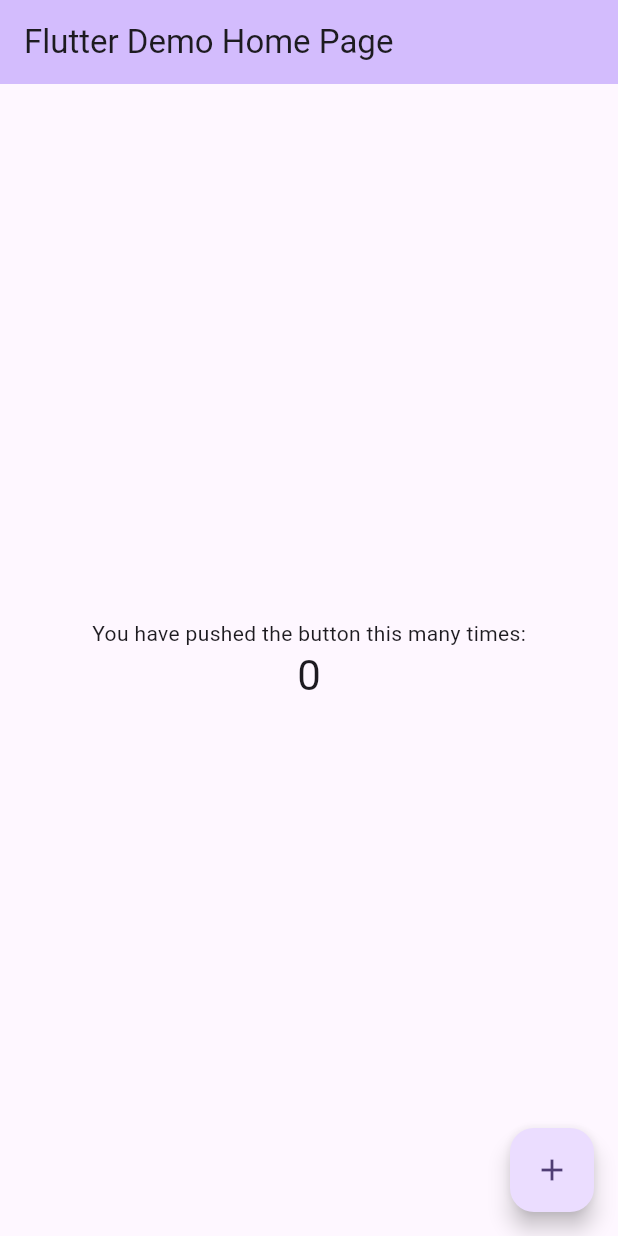
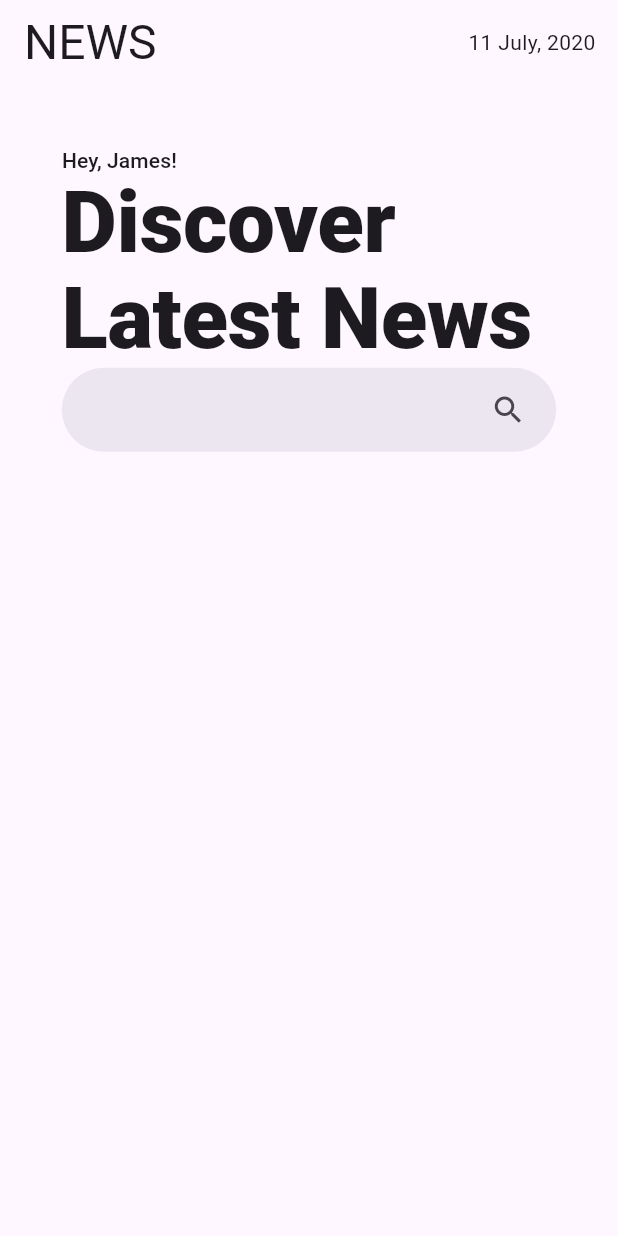
Before and after one commit to Sourish2003/news_app, a Flutter app: the screen it shows after launch, on a phone screen of 412 x 824 dp. Run offline on Flutter 3.47's test engine with Material 3 defaults, Android fonts, the phone set to English and light mode, and no system bars; drawn by our look-alikes of flutter_easyloading, overlay_support; our stand-ins replace connectivity_plus, fluttertoast, go_router, logger, shared_preferences, sqflite; missing offline and left inert: flutter_alice; accounts and stored records are empty.

Commit message:
Add news model, context extension, and update home screen
Introduced NewsModel for parsing news API responses and added a BuildContext extension for screen size utilities. Refactored MyHomePage to a stateless widget with updated UI and search bar. Integrated provider and overlay_support packages, updated routing, and enhanced app initialization for improved state management and notifications.

```diff
--- a/lib/config/constants/app_constants.dart
+++ b/lib/config/constants/app_constants.dart
@@ -1,5 +1,3 @@
-import 'dart:developer';
-
 import 'package:flutter/material.dart';
 
 // Success
--- a/lib/config/routes/routes_config.dart
+++ b/lib/config/routes/routes_config.dart
@@ -8,7 +8,7 @@ final GoRouter routerConfig = GoRouter(
   routes: [
     GoRoute(
       path: "/",
-      builder: (context, state) => const MyHomePage(title: 'Flutter Demo Home Page'),
+      builder: (context, state) => const MyHomePage(title: 'NEWS'),
     ),
   ],
 );
--- a/lib/features/news_list/view/news_list_screen.dart
+++ b/lib/features/news_list/view/news_list_screen.dart
@@ -1,47 +1,59 @@
 import 'package:flutter/material.dart';
+import 'package:news_app/utils/extensions/context_extension.dart';
 
-class MyHomePage extends StatefulWidget {
+class MyHomePage extends StatelessWidget {
   const MyHomePage({super.key, required this.title});
+
   final String title;
-
-  @override
-  State<MyHomePage> createState() => _MyHomePageState();
-}
-
-class _MyHomePageState extends State<MyHomePage> {
-  int _counter = 0;
-
-  void _incrementCounter() {
-    setState(() {
-      _counter++;
-    });
-  }
 
   @override
   Widget build(BuildContext context) {
     return Scaffold(
       appBar: AppBar(
-        backgroundColor: Theme.of(context).colorScheme.inversePrimary,
-        title: Text(widget.title),
+        title: Text(
+          title,
+          style: Theme.of(context).textTheme.headlineLarge,
         ),
-      body: Center(
+        actions: const [
+          Text("11 July, 2020"),
+          SizedBox(width: 15),
+        ],
+      ),
+      body: Padding(
+        padding: EdgeInsets.symmetric(
+          horizontal: context.screenWidth * 0.1,
+          vertical: context.screenHeight * 0.05,
+        ),
+        child: Center(
           child: Column(
-          mainAxisAlignment: MainAxisAlignment.center,
+            mainAxisAlignment: MainAxisAlignment.start,
+            crossAxisAlignment: CrossAxisAlignment.start,
             children: <Widget>[
-            const Text(
-              'You have pushed the button this many times:',
+              Text(
+                'Hey, James!',
+                style: Theme.of(context)
+                    .textTheme
+                    .titleSmall,
               ),
               Text(
-              '$_counter',
-              style: Theme.of(context).textTheme.headlineMedium,
+                'Discover Latest News',
+                style: Theme.of(context)
+                    .textTheme
+                    .displayLarge
+                    ?.copyWith(fontWeight: FontWeight.w900),
+              ),
+              SearchBar(
+                elevation: WidgetStateProperty.all(0),
+                trailing: [
+                  IconButton(
+                    icon: const Icon(Icons.search),
+                    onPressed: () {},
+                  ),
+                ],
               ),
             ],
           ),
         ),
-      floatingActionButton: FloatingActionButton(
-        onPressed: _incrementCounter,
-        tooltip: 'Increment',
-        child: const Icon(Icons.add),
       ),
     );
   }
--- a/lib/main.dart
+++ b/lib/main.dart
@@ -1,9 +1,12 @@
 import 'package:flutter/foundation.dart';
 import 'package:flutter/material.dart';
 import 'package:flutter_alice/alice.dart';
+import 'package:flutter_easyloading/flutter_easyloading.dart';
+import 'package:overlay_support/overlay_support.dart';
+import 'package:provider/provider.dart';
 
-import 'config/routes/routes.dart';
-import 'features/news_list/view/news_list_screen.dart';
+import 'config/Theme/theme_config.dart';
+import 'config/routes/routes_config.dart';
 
 final GlobalKey<NavigatorState> navigatorKey = GlobalKey<NavigatorState>();
 final alice = Alice(
@@ -11,6 +14,7 @@ final alice = Alice(
   showNotification: kDebugMode,
   showInspectorOnShake: kDebugMode,
 );
+
 void main() {
   runApp(const MyApp());
 }
@@ -20,13 +24,25 @@ class MyApp extends StatelessWidget {
 
   @override
   Widget build(BuildContext context) {
-    return MaterialApp(
-      title: 'Flutter Demo',
-      theme: ThemeData(
-        colorScheme: ColorScheme.fromSeed(seedColor: Colors.deepPurple),
-        useMaterial3: true,
+    return MultiProvider(
+      providers: providers,
+      child: OverlaySupport.global(
+        child: MaterialApp.router(
+          routerConfig: routerConfig,
+          debugShowCheckedModeBanner: false,
+          builder: (context, child) => MediaQuery(
+            data: MediaQuery.of(context)
+                .copyWith(textScaler: const TextScaler.linear(1)),
+            child: Stack(
+              children: [FlutterEasyLoading(child: child)],
+            ),
+          ),
+        ),
       ),
-      home: MyHomePage(title: 'Flutter Demo Home Page'),
     );
   }
 }
+
+var providers = [
+  ChangeNotifierProvider(create: (context) => ThemeConfig()),
+];
--- a/pubspec.yaml
+++ b/pubspec.yaml
@@ -43,6 +43,8 @@ dependencies:
   sqflite:
   connectivity_plus:
   fluttertoast:
+  provider:
+  overlay_support:
 
 dev_dependencies:
   flutter_test:
```
Also changed, not shown: lib/features/news_list/model/news_list_model.dart (+97 -0 lines), lib/utils/extensions/context_extension.dart (added, +7 -0 lines), pubspec.lock. Lines whose indentation alone changed are shown as unchanged.
